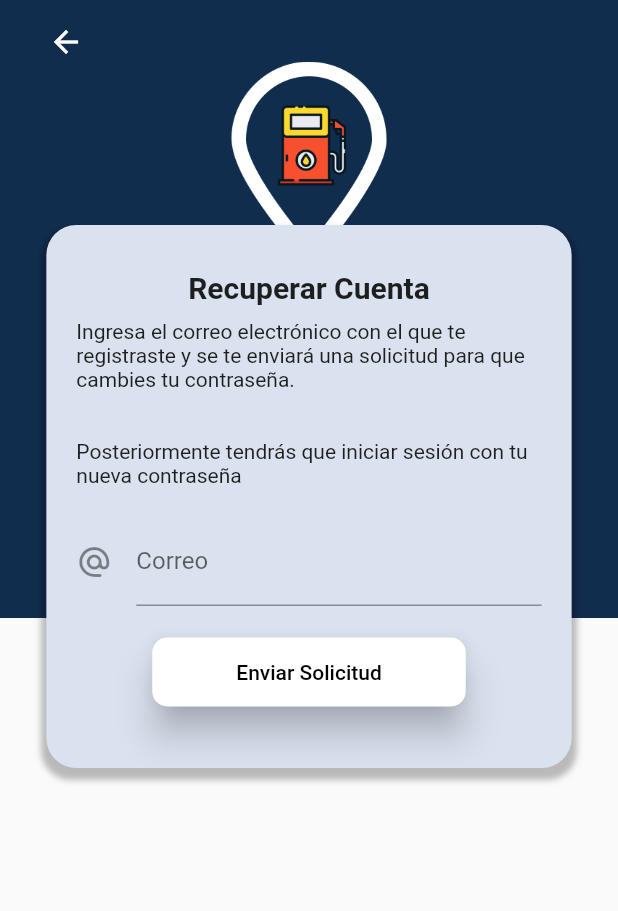
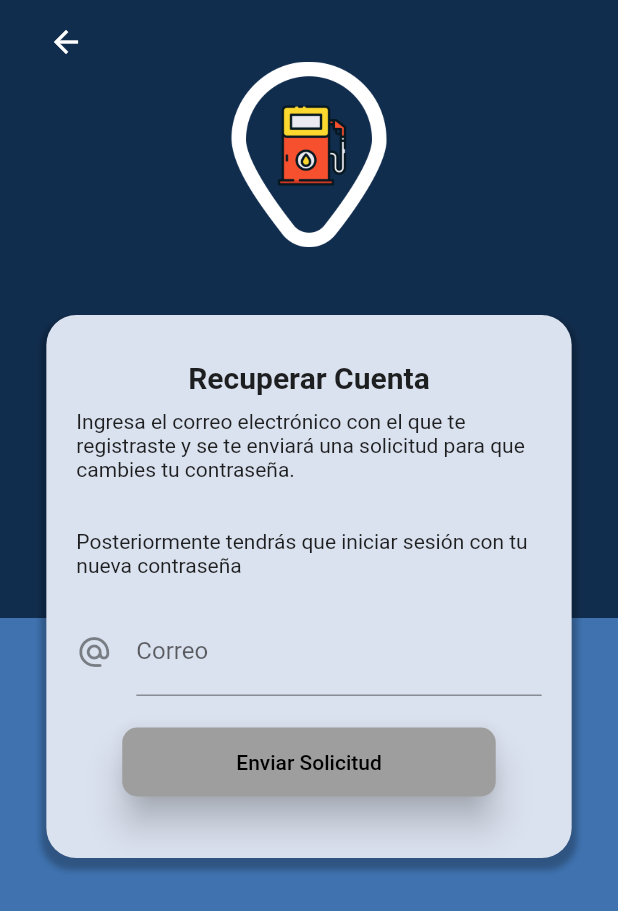
Before and after one commit to hugoarodriguez/gasofast, a Flutter app: the RecoverAccountPage screen opened by its route, on a phone screen of 412 x 824 dp. Shown: the top 911 px of the screen. Run offline on Flutter 3.47's test engine with Material 2 defaults, Android fonts, the phone set to English and light mode, and no system bars; our stand-ins replace cloud_firestore, firebase_auth, firebase_core, geolocator, google_maps_flutter, google_sign_in and 1 more; missing offline and left inert: flutter_facebook_auth; accounts and stored records are empty.

Commit message:
Agregacion de Recuperacion de Cuenta

```diff
--- a/lib/src/bloc/provider.dart
+++ b/lib/src/bloc/provider.dart
@@ -3,6 +3,7 @@ import 'package:gasofast/src/bloc/change_password_bloc.dart';
 
 import 'package:gasofast/src/bloc/login_bloc.dart';
 import 'package:gasofast/src/bloc/map_bloc.dart';
+import 'package:gasofast/src/bloc/recover_account_bloc.dart';
 import 'package:gasofast/src/bloc/register_bloc.dart';
 export 'package:gasofast/src/bloc/login_bloc.dart';
 
@@ -11,6 +12,7 @@ class Provider extends InheritedWidget{
   final loginBloc = LoginBloc();
   final registerBloc = RegisterBloc();
   final changePasswordBloc = ChangePasswordBloc();
+  final recoverAccountBloc = RecoverAccountBloc();
   final mapBloc = MapBloc();
 
   static late Provider _instancia;
@@ -54,7 +56,7 @@ class Provider extends InheritedWidget{
     registerBlocN;
   }
 
-  //Esta función busca entre todo el árbol de Widgets y retorna la instancia del bloc 'registerBloc' basado en el 'context'
+  //Esta función busca entre todo el árbol de Widgets y retorna la instancia del bloc 'changePasswordBloc' basado en el 'context'
   static ChangePasswordBloc ofChangePassword ( BuildContext context ){
     final changePasswordBlocN = ChangePasswordBloc();
 
@@ -63,6 +65,17 @@ class Provider extends InheritedWidget{
     context.dependOnInheritedWidgetOfExactType<Provider>()!.changePasswordBloc
     :
     changePasswordBlocN;
+  }
+
+  //Esta función busca entre todo el árbol de Widgets y retorna la instancia del bloc 'changePasswordBloc' basado en el 'context'
+  static RecoverAccountBloc ofRecoverAccount ( BuildContext context ){
+    final recoverAccountBlocN = RecoverAccountBloc();
+
+    return context.dependOnInheritedWidgetOfExactType<Provider>() != null
+    ?
+    context.dependOnInheritedWidgetOfExactType<Provider>()!.recoverAccountBloc
+    :
+    recoverAccountBlocN;
   }
 
   //Esta función busca entre todo el árbol de Widgets y retorna la instancia del bloc 'mapBloc' basado en el 'context'
--- /dev/null
+++ b/lib/src/bloc/recover_account_bloc.dart
@@ -0,0 +1,27 @@
+import 'dart:async';
+
+import 'package:gasofast/src/bloc/validators.dart';
+import 'package:rxdart/rxdart.dart';
+
+class RecoverAccountBloc with Validators{
+
+  final _emailController    = BehaviorSubject<String>();
+
+  //Recuperar los datos del Stream
+  Stream<String> get emailStream    => _emailController.stream.transform(validarEmail);
+
+  //Stream para validar el formulario, es decir, que todos los campos del formulario contengan datos correctos
+  Stream<bool> get formValidStream =>
+  Rx.combineLatest2(emailStream, emailStream, (e1, e2) => true);//Con '(e, p) => true' retornamos true si emailStream (e) y passwordStream (p) contienen data
+
+  //Insertar valores al Stream
+  Function(String) get changeEmail    => _emailController.sink.add;
+
+  //Obtener el último valor ingresado a los Streams
+  String? get email => _emailController.value;
+
+  //Limpiar los Streams
+  dispose(){
+    _emailController.close();
+  }
+}
--- a/lib/src/bloc/validators.dart
+++ b/lib/src/bloc/validators.dart
@@ -27,7 +27,7 @@ class Validators{
       if(regExp.hasMatch(password)){
         sink.add(password);
       } else {
-        sink.addError('Debe contener al menos 8 carácteres: \n+ Una mayúscula \n+ Una mínuscula \n+ Un número \n+ Un carácter especial');
+        sink.addError('Debe contener al menos 8 carácteres: \n+ Una mayúscula \n+ Una minúscula \n+ Un número \n+ Un carácter especial');
       }
     }
   );
@@ -42,7 +42,7 @@ class Validators{
       if(regExp.hasMatch(passwordC)){
         sink.add(passwordC);
       } else {
-        sink.addError('Debe contener al menos 8 carácteres: \n+ Una mayúscula \n+ Una mínuscula \n+ Un número \n+ Un carácter especial');
+        sink.addError('Debe contener al menos 8 carácteres: \n+ Una mayúscula \n+ Una minúscula \n+ Un número \n+ Un carácter especial');
       }
     }
   );
--- a/lib/src/pages/recover_account_page.dart
+++ b/lib/src/pages/recover_account_page.dart
@@ -1,21 +1,32 @@
 import 'package:flutter/material.dart';
+import 'package:gasofast/src/bloc/provider.dart';
+import 'package:gasofast/src/bloc/recover_account_bloc.dart';
+import 'package:gasofast/src/providers/usuario_provider.dart';
 import 'package:gasofast/src/utils/utils.dart';
 
 class RecoverAccountPage extends StatelessWidget {
 
+  final usuarioProvider = UsuarioProvider();
+
+  final TextEditingController _emailController = TextEditingController();
+
   @override
   Widget build(BuildContext context) {
     return Scaffold(
+      backgroundColor: Color.fromRGBO(63, 114, 175, 1.0),
       floatingActionButton: _backButton(context),
       floatingActionButtonLocation: FloatingActionButtonLocation.startTop,
-      body: Stack(
+      body: SafeArea(
+        child: SingleChildScrollView(
+          child: Stack(
             children: <Widget>[
               crearFondo(context),
               _recoverAccountForm(context)
             ],
           ),
+        ),
+      ),
     );
-  }
   }
 
   //Botón para regresar a la pantalla del Login
@@ -26,10 +37,14 @@ Widget _backButton(BuildContext context){
       child: Icon(Icons.arrow_back),
       onPressed: () => Navigator.pushReplacementNamed(context, 'login'),
     );
+
+
   }
 
   //Widget que contiene todo el formulario Login
   Widget _recoverAccountForm(BuildContext context){
+
+    final bloc = Provider.ofRecoverAccount(context);
 
     final textIndication1 = '''Ingresa el correo electrónico con el que te registraste y se te enviará una solicitud para que cambies tu contraseña.\n\n
 Posteriormente tendrás que iniciar sesión con tu nueva contraseña''';
@@ -41,7 +56,7 @@ Posteriormente tendrás que iniciar sesión con tu nueva contraseña''';
         children: <Widget>[
           SafeArea(
             child: Container(
-            height: 120.0,
+              height: 180.0,
             ),
           ),
 
@@ -71,13 +86,15 @@ Posteriormente tendrás que iniciar sesión con tu nueva contraseña''';
                     )
                   ),
                   SizedBox(height: 20.0),
-                _crearEmail(),
+                  _crearEmail(bloc),
                   SizedBox(height: 20.0),
-                _crearButton(),
+                  _crearButton(bloc),
                   SizedBox(height: 10.0),
               ],
             ),
           ),
+
+          SizedBox(height: 20.0),
 
         ],
       ),
@@ -86,22 +103,33 @@ Posteriormente tendrás que iniciar sesión con tu nueva contraseña''';
   }
 
   //Widget para el TextField del Email
-Widget _crearEmail(){
+    Widget _crearEmail(RecoverAccountBloc bloc){
+      return StreamBuilder(
+        stream: bloc.emailStream,
+        builder: (BuildContext context, AsyncSnapshot snapshot){
+
           return Container(
             padding: EdgeInsets.symmetric(horizontal: 20.0),
             child: TextField(
+              controller: _emailController,
               keyboardType: TextInputType.emailAddress,
               decoration: InputDecoration(
                 icon: Icon(Icons.alternate_email_rounded),
                 hintText: 'ejemplo@correo.com',
                 labelText: 'Correo',
-      )
+                counterText: snapshot.data != null ? 'Correo válido' : null,
+                errorText: snapshot.error != null ? snapshot.error.toString() : null
               ),
+              onChanged: bloc.changeEmail,//El primer parámetro enviado al 'onChanged:' se pasa al 'bloc.changeEmail'
+            ),
+          );
+
+        }
       );
     }
 
   //Widget para el ElevatedButton de Ingresar
-Widget _crearButton(){
+  Widget _crearButton(RecoverAccountBloc bloc){
 
     final estiloBoton = ButtonStyle(
         backgroundColor: MaterialStateProperty.resolveWith<Color>(
@@ -115,14 +143,50 @@ Widget _crearButton(){
         shape: MaterialStateProperty.all<RoundedRectangleBorder>(RoundedRectangleBorder(borderRadius: BorderRadius.circular(10.0)))
       );
 
+    return StreamBuilder(
+      stream: bloc.formValidStream,
+      builder: (BuildContext context, AsyncSnapshot snapshot ){
         return Container(
           child: ElevatedButton(
             child: Container(
-        padding: EdgeInsets.symmetric(horizontal: 40.0, vertical: 15.0 ),
+              padding: EdgeInsets.symmetric(horizontal: 60.0, vertical: 15.0 ),
               child: Text('Enviar Solicitud', style: TextStyle(color: Colors.black) ,),
             ),
             style: estiloBoton,
-      onPressed: (){},
+            onPressed: snapshot.hasData ? () => _recoverAccount(bloc, context) : null
           ),
         );
       }
+    );
+  }
+
+  //Método para enviar solicitud de recuperación de contraseña
+  _recoverAccount(RecoverAccountBloc bloc, BuildContext context) async {
+
+    final info =  await usuarioProvider.reestablecerPassword(bloc.email);
+
+    if(info['ok']){
+      //Escondemos el teclado
+      FocusScopeNode currentFocus = FocusScope.of(context);
+
+      if (!currentFocus.hasPrimaryFocus) {
+        currentFocus.unfocus();
+      }
+
+      ScaffoldMessenger.of(context).showSnackBar(
+        SnackBar(content: Text(info['mensaje']), backgroundColor: Colors.green.shade400,)
+      );
+
+      //Redireccionamos a la pantalla Login
+      Navigator.pushNamed(context, 'login');
+    } else {
+
+      //Limpiamos los campos del formulario
+      _emailController.text = '';
+
+      ScaffoldMessenger.of(context).showSnackBar(
+        SnackBar(content: Text(info['mensaje']), backgroundColor: Colors.red.shade400,)
+      );
+    }
+  }
+}
```
Also changed, not shown: lib/src/pages/change_password_page.dart (+11 -6 lines), lib/src/providers/usuario_provider.dart (+30 -0 lines). Lines whose indentation alone changed are shown as unchanged.
